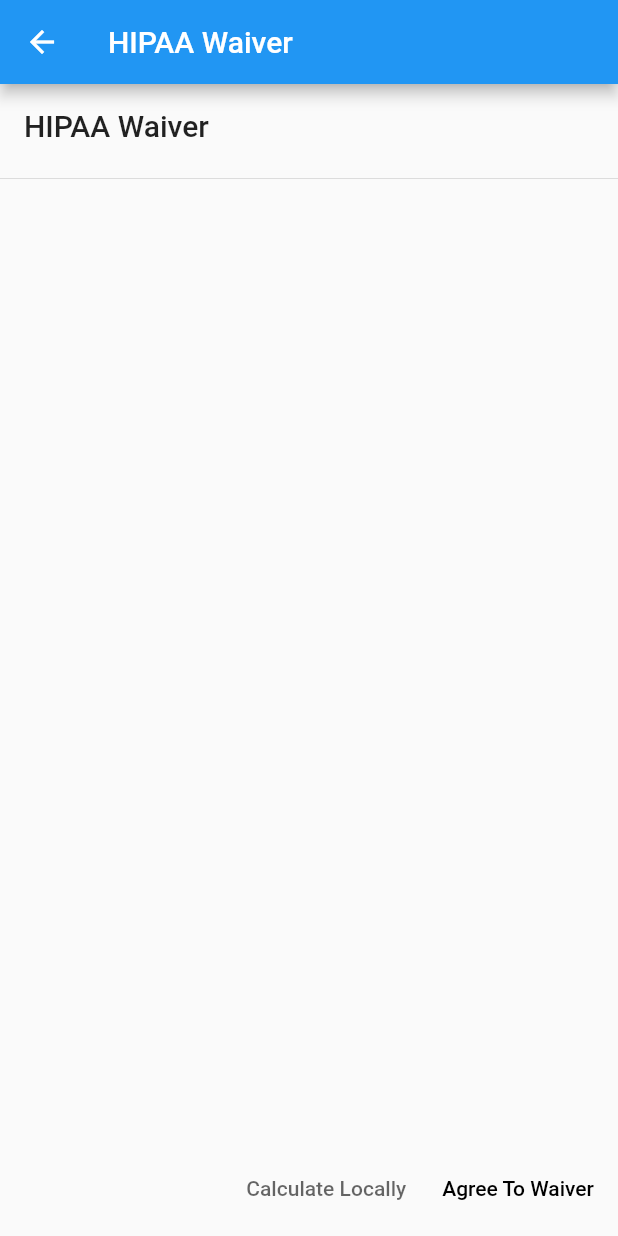
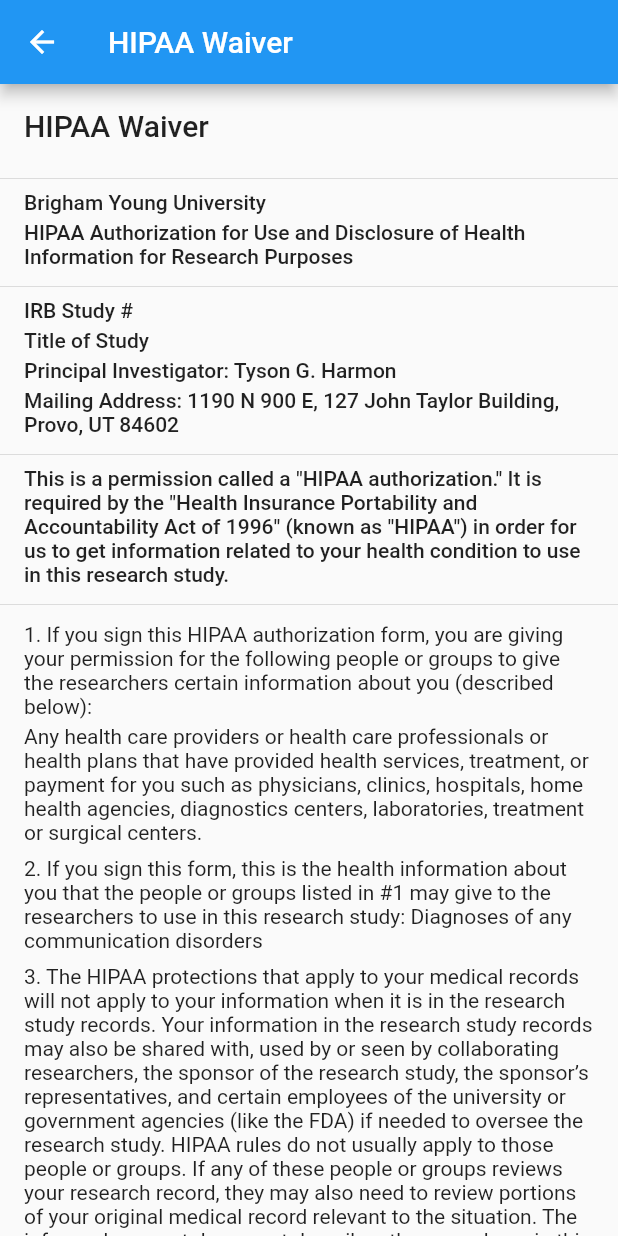
Before and after one commit to RyanRemer/project_apraxia, a Flutter app: the WaiverPage screen opened directly, on a phone screen of 412 x 824 dp. Run offline on Flutter 3.47's test engine with Material 2 defaults, Android fonts, the phone set to English and light mode, and no system bars; our stand-ins replace signature; missing offline and left inert: amazon_cognito_identity_dart_2, audioplayer.

Commit message:
Begin work on waiver implementation

```diff
--- a/lib/controller/FormValidator.dart
+++ b/lib/controller/FormValidator.dart
@@ -114,4 +114,39 @@
     }
     return null;
   }
+
+  static String isValidDate(String s) {
+    if (s == null || s.isEmpty) {
+      return "Date must not be empty.";
+    }
+    if (s.length != 10) {
+      return "Date is in the wrong format.";
+    }
+    for (int i = 0; i < s.length; i++) {
+      if (i == 4 || i == 7) {
+        continue;
+      }
+      if (!isNumeric(s[i])) {
+        return "Date is in the wrong format.";
+      }
+    }
+    if (s[4] != "-" || s[7] != "-") {
+      return "Date is in the wrong format.";
+    }
+    return null;
+  }
+
+  static String isValidFile(String s) {
+    if (s == null || s.isEmpty) {
+      return "Must be a valid file name and path.";
+    }
+    return null;
+  }
+
+  static String isValidRelationship(String s) {
+    if (s == null || s.isEmpty) {
+      return "Must be a valid relationship.";
+    }
+    return null;
+  }
 }
--- a/lib/controller/HttpConnector.dart
+++ b/lib/controller/HttpConnector.dart
@@ -3,21 +3,23 @@
 import 'package:http/io_client.dart';
 import 'package:http_parser/http_parser.dart';
 import 'dart:convert';
-
 import 'package:project_apraxia/controller/Auth.dart';
-import 'package:project_apraxia/interface/IWSDCalculator.dart';
 import 'package:project_apraxia/model/Attempt.dart';
-import 'package:project_apraxia/controller/WSDCalculator.dart';
 
 
-class HttpConnector extends IWSDCalculator {
-  String serverURL = "https://52.41.34.29:8080";
-  Auth auth = new Auth.instance();
+class HttpConnector {
+  static HttpConnector _instance = HttpConnector._();
+  static String serverURL = "https://52.41.34.29:8080";
+  static Auth auth = new Auth.instance();
   IOClient client;
 
-  HttpConnector() {
+  HttpConnector._() {
     HttpClient baseClient = new HttpClient()..badCertificateCallback = ((X509Certificate cert, String host, int port) => true);
     client = new IOClient(baseClient);
+  }
+
+  factory HttpConnector.instance() {
+    return _instance;
   }
 
   Future<String> setAmbiance(String ambienceFileName) async {
@@ -52,14 +54,9 @@
     return attempt;
   }
 
-  Future<List<double>> getAmplitudes(String fileName) {
-    IWSDCalculator calculator = new WSDCalculator();
-    return calculator.getAmplitudes(fileName);
-  }
-
   Future<bool> serverConnected() async {
     try {
-      http.Response response = await client.get(serverURL + '/healthcheck');
+      await client.get(serverURL + '/healthcheck');
       return true;
     } catch (error) {
       return false;
--- a/lib/controller/WSDCalculator.dart
+++ b/lib/controller/LocalWSDCalculator.dart
@@ -2,12 +2,8 @@
 import 'package:project_apraxia/interface/IWSDCalculator.dart';
 import 'package:project_apraxia/model/Attempt.dart';
 
-class WSDCalculator extends IWSDCalculator {
+class LocalWSDCalculator extends IWSDCalculator {
   static const channel = const MethodChannel("wsdCalculator");
-
-  Future<double> calculateWSD(String filename, {double ambianceThreshold}) async {
-      return await channel.invokeMethod("calculateWSD", [filename]);
-  }
 
   @override
   Future<String> setAmbiance(String fileName) async {
--- a/lib/page/AmbiancePage.dart
+++ b/lib/page/AmbiancePage.dart
@@ -1,7 +1,7 @@
 import 'package:flutter/material.dart';
 import 'package:flutter/services.dart';
 import 'package:project_apraxia/controller/RecordController.dart';
-import 'package:project_apraxia/controller/WSDCalculator.dart';
+import 'package:project_apraxia/controller/LocalWSDCalculator.dart';
 import 'package:project_apraxia/interface/IWSDCalculator.dart';
 import 'package:project_apraxia/page/RecordPage.dart';
 import 'package:project_apraxia/widget/ErrorDialog.dart';
@@ -103,7 +103,7 @@
       evaluationId = await widget.wsdCalculator.setAmbiance(fileUri);
       print(evaluationId);
     } catch (error) {
-      widget.wsdCalculator = new WSDCalculator();
+      widget.wsdCalculator = new LocalWSDCalculator();
       evaluationId = await widget.wsdCalculator.setAmbiance(fileUri);
       print(evaluationId);
       ErrorDialog errorDialog = new ErrorDialog(context);
--- a/lib/page/LandingPage.dart
+++ b/lib/page/LandingPage.dart
@@ -1,3 +1,5 @@
+import 'dart:typed_data';
+
 import 'package:flutter/material.dart';
 import 'package:project_apraxia/page/AmbiancePage.dart';
 
--- a/lib/page/WaiverPage.dart
+++ b/lib/page/WaiverPage.dart
@@ -1,7 +1,5 @@
 import 'package:flutter/material.dart';
-import 'package:project_apraxia/controller/HttpConnector.dart';
-import 'package:project_apraxia/controller/WSDCalculator.dart';
-import 'package:project_apraxia/page/AmbiancePage.dart';
+import 'package:project_apraxia/widget/form/WaiverForm.dart';
 
 class WaiverPage extends StatefulWidget {
   WaiverPage({Key key}) : super(key: key);
@@ -12,60 +10,108 @@
 
 class _WaiverPageState extends State<WaiverPage> {
   @override
+  void initState() {
+    super.initState();
+  }
+
+  @override
   Widget build(BuildContext context) {
     return Scaffold(
       appBar: AppBar(
         title: Text("HIPAA Waiver"),
       ),
-      body: Column(
-        crossAxisAlignment: CrossAxisAlignment.start,
+      body: ListView(
         children: <Widget>[
           Padding(
             padding: const EdgeInsets.all(16.0),
             child: Text("HIPAA Waiver", style: Theme.of(context).textTheme.title,),
           ),
+
+           const Divider(),
+
+          Padding(
+            padding: const EdgeInsets.only(left: 16.0, right: 16.0, bottom: 4.0),
+            child: Text("Brigham Young University", style: Theme.of(context).textTheme.body2,),
+          ),
+          Padding(
+            padding: const EdgeInsets.only(left: 16.0, right: 16.0, bottom: 4.0),
+            child: Text("HIPAA Authorization for Use and Disclosure of Health Information for Research Purposes", style: Theme.of(context).textTheme.body2,),
+          ),
+
           const Divider(),
-          Spacer(),
-          ButtonBar(
-            children: <Widget>[
-              FlatButton(
-                child: Text("Calculate Locally", style: TextStyle(color: Theme.of(context).hintColor),),
-                onPressed: startLocalTest,
-              ),
-              FlatButton(
-                child: Text("Agree To Waiver"),
-                onPressed: startRemoteTest,
-              )
-            ],
+
+          Padding(
+            padding: const EdgeInsets.only(left: 16.0, right: 16.0, bottom: 4.0),
+            child: Text("IRB Study #", style: Theme.of(context).textTheme.body2,),
+          ),
+          Padding(
+            padding: const EdgeInsets.only(left: 16.0, right: 16.0, bottom: 4.0),
+            child: Text("Title of Study", style: Theme.of(context).textTheme.body2,),
+          ),
+          Padding(
+            padding: const EdgeInsets.only(left: 16.0, right: 16.0, bottom: 4.0),
+            child: Text("Principal Investigator: Tyson G. Harmon", style: Theme.of(context).textTheme.body2,),
+          ),
+          Padding(
+            padding: const EdgeInsets.only(left: 16.0, right: 16.0, bottom: 4.0),
+            child: Text("Mailing Address: 1190 N 900 E, 127 John Taylor Building, Provo, UT 84602", style: Theme.of(context).textTheme.body2,),
+          ),
+
+          const Divider(),
+
+          Padding(
+            padding: const EdgeInsets.only(left: 16.0, right: 16.0, bottom: 4.0),
+            child: Text("This is a permission called a \"HIPAA authorization.\" It is required by the \"Health Insurance Portability and Accountability Act of 1996\" (known as \"HIPAA\") in order for us to get information related to your health condition to use in this research study.", style: Theme.of(context).textTheme.body2,),
+          ),
+
+          const Divider(),
+
+          Padding(
+            padding: const EdgeInsets.only(left: 16.0, right: 16.0, bottom: 4.0, top: 4.0),
+            child: Text("1. If you sign this HIPAA authorization form, you are giving your permission for the following people or groups to give the researchers certain information about you (described below):"),
+          ),
+          Padding(
+            padding: const EdgeInsets.only(left: 16.0, right: 16.0, bottom: 4.0),
+            child: Text("Any health care providers or health care professionals or health plans that have provided health services, treatment, or payment for you such as physicians, clinics, hospitals, home health agencies, diagnostics centers, laboratories, treatment or surgical centers."),
+          ),
+
+          Padding(
+            padding: const EdgeInsets.only(left: 16.0, right: 16.0, bottom: 4.0, top: 4.0),
+            child: Text("2. If you sign this form, this is the health information about you that the people or groups listed in #1 may give to the researchers to use in this research study: Diagnoses of any communication disorders"),
+          ),
+          Padding(
+            padding: const EdgeInsets.only(left: 16.0, right: 16.0, bottom: 4.0, top: 4.0),
+            child: Text("3. The HIPAA protections that apply to your medical records will not apply to your information when it is in the research study records. Your information in the research study records may also be shared with, used by or seen by collaborating researchers, the sponsor of the research study, the sponsor’s representatives, and certain employees of the university or government agencies (like the FDA) if needed to oversee the research study. HIPAA rules do not usually apply to those people or groups. If any of these people or groups reviews your research record, they may also need to review portions of your original medical record relevant to the situation. The informed consent document describes the procedures in this research study that will be used to protect your personal information. You can also ask the researchers any questions about what they will do with your personal information and how they will protect your personal information in this research study."),
+          ),
+          Padding(
+            padding: const EdgeInsets.only(left: 16.0, right: 16.0, bottom: 4.0, top: 4.0),
+            child: Text("4. If this research study creates medical information about you that will go into your medical record, you may not be able to see the research study information in your medical record until the entire research study is over."),
+          ),
+          Padding(
+            padding: const EdgeInsets.only(left: 16.0, right: 16.0, bottom: 4.0, top: 4.0),
+            child: Text("5. If you want to participate in this research study, you must sign this HIPAA authorization form to allow the people or groups listed in #1 on this form to give access to the information about you that is listed in #2. If you do not want to sign this HIPAA authorization form, you cannot participate in this research study. However, not signing the authorization form will not change your right to treatment, payment, enrollment or eligibility for medical services outside of this research study."),
+          ),
+          Padding(
+            padding: const EdgeInsets.only(left: 16.0, right: 16.0, bottom: 4.0, top: 4.0),
+            child: Text("6. This HIPAA authorization will not stop unless you stop it in writing."),
+          ),
+          Padding(
+            padding: const EdgeInsets.only(left: 16.0, right: 16.0, bottom: 4.0, top: 4.0),
+            child: Text("7. You have the right to stop this HIPAA authorization at any time. You must do that in writing. You may give your written stop of this HIPAA authorization directly to Principal Investigator or researcher or you may mail it to the department mailing address listed at the top of this form, or you may give it to one of the researchers in this study and tell the researcher to send it to any person or group the researcher has given a copy of this HIPAA authorization. Stopping this HIPAA authorization will not stop information sharing that has already happened."),
+          ),
+          Padding(
+            padding: const EdgeInsets.only(left: 16.0, right: 16.0, bottom: 4.0, top: 4.0),
+            child: Text("8. You will be emailed a copy of this signed HIPAA authorization."),
+          ),
+
+          Divider(thickness: 2.0, color: Colors.black,),
+
+          Container(
+            child: WaiverForm(),
           )
         ],
       ),
     );
   }
 
-  void startLocalTest() {
-    Navigator.pushReplacement(context, MaterialPageRoute(builder: (context) {
-      return AmbiancePage(
-        wsdCalculator: new WSDCalculator(),
-      );
-    }));
-  }
-
-  void startRemoteTest() async {
-    HttpConnector connector = new HttpConnector();
-    if (await connector.serverConnected()) {
-      Navigator.pushReplacement(context, MaterialPageRoute(builder: (context) {
-        return AmbiancePage(
-          wsdCalculator: new HttpConnector(),
-        );
-      }));
-    }
-    else {
-      Navigator.pushReplacement(context, MaterialPageRoute(builder: (context) {
-        return AmbiancePage(
-          wsdCalculator: new WSDCalculator(),
-        );
-      }));
-    }
-  }
 }
--- a/pubspec.yaml
+++ b/pubspec.yaml
@@ -21,10 +21,11 @@
     sdk: flutter
   recorder_wav: ^0.1.0
   amazon_cognito_identity_dart_2: ^0.1.6
-  path_provider:
   audioplayer: ^0.5.2
   http: ^0.12.0+2
   signature: ^3.0.0
+  path_provider: ^1.5.1
+  intl: ^0.16.1
 
   # The following adds the Cupertino Icons font to your application.
   # Use with the CupertinoIcons class for iOS style icons.
```
Also changed, not shown: assets/hipaa_waiver.txt (deleted, +0 -60 lines), lib/controller/RemoteWSDCalculator.dart (added, +24 -0 lines), lib/model/WaiverFormFields.dart (added, +40 -0 lines), lib/page/ReportsPage.dart (+2 -14 lines), lib/page/SignaturePage.dart (added, +93 -0 lines), lib/widget/form/WaiverForm.dart (added, +230 -0 lines).
